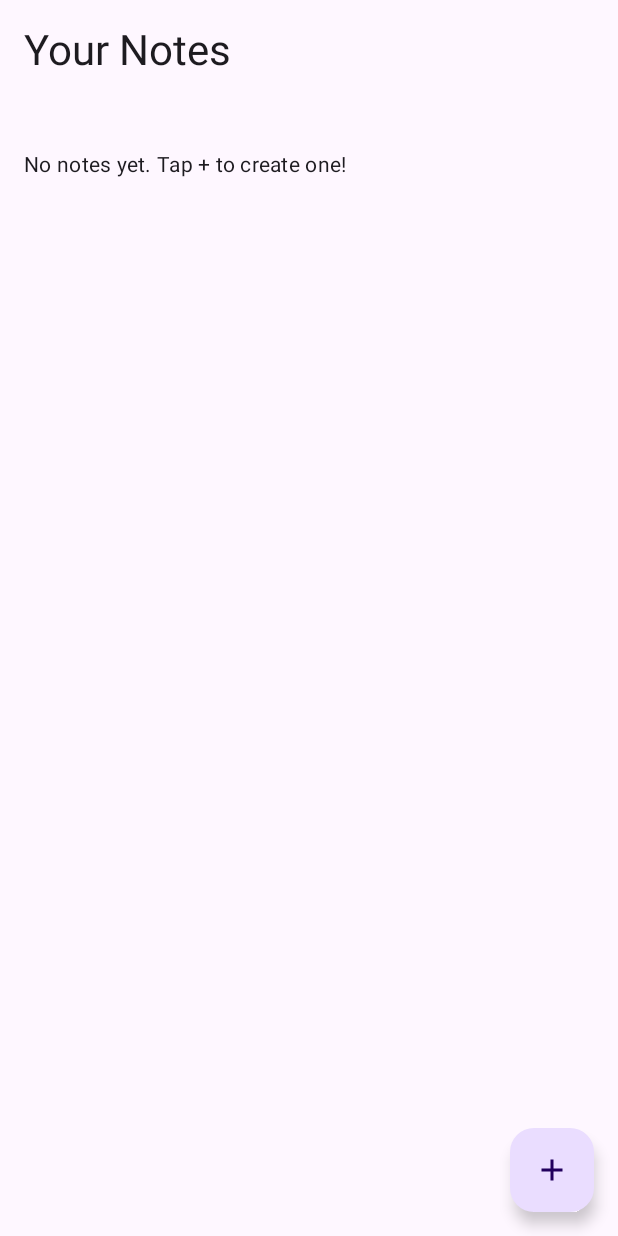
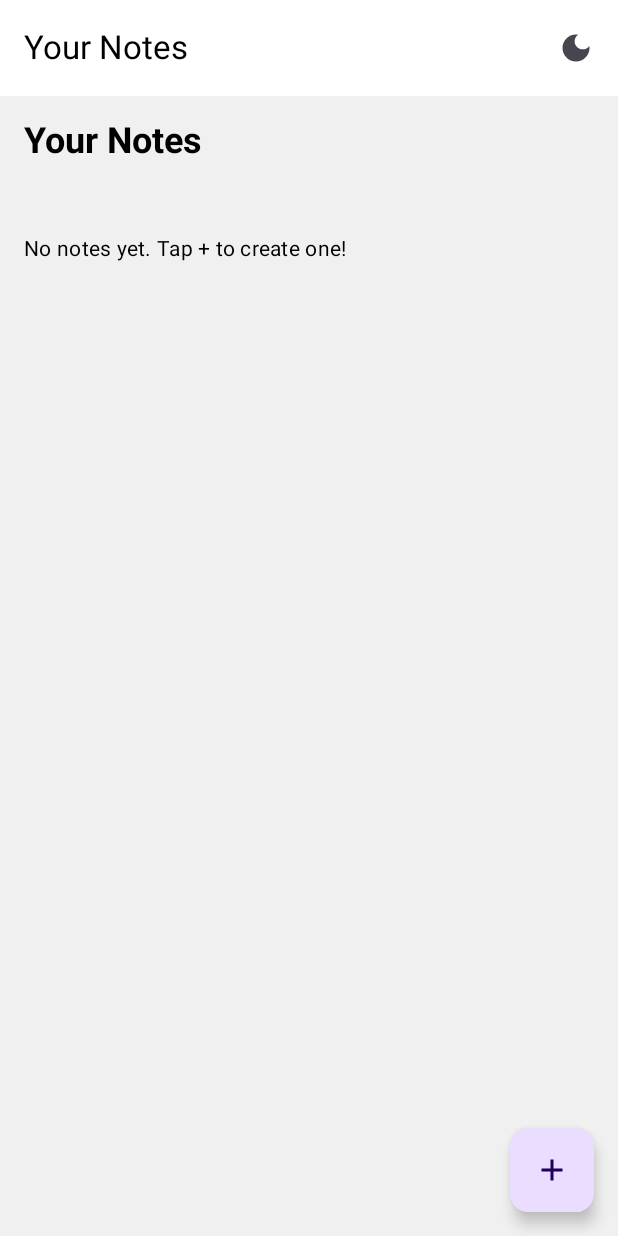
Before and after one commit to joshdsauter/simple_notes_app, an Android app built with Jetpack Compose: the screen it shows after launch (MainActivity), on a phone screen of 412 x 824 dp. Run offline under Robolectric (Android 15) with nearby library versions, the phone set to English and light mode, and no system bars; our stand-ins replace Room's generated code.

Commit message:
Add dark theme to notes home screen

```diff
--- a/app/build.gradle.kts
+++ b/app/build.gradle.kts
@@ -54,6 +54,8 @@ dependencies {
     implementation("androidx.compose.material3:material3:1.2.0")
     implementation("androidx.compose.ui:ui-tooling-preview:1.5.4")
     implementation("androidx.compose.material3:material3:1.1.0")
+    implementation(platform("androidx.compose:compose-bom:2024.05.00"))
+    implementation("androidx.compose.material:material-icons-extended")
     implementation("androidx.navigation:navigation-compose:2.7.7")
     debugImplementation("androidx.compose.ui:ui-tooling:1.5.4")
     implementation("androidx.room:room-runtime:2.6.1")
--- a/app/src/main/java/com/example/simplenotesapp/MainActivity.kt
+++ b/app/src/main/java/com/example/simplenotesapp/MainActivity.kt
@@ -4,15 +4,24 @@ import android.os.Bundle
 import androidx.activity.ComponentActivity
 import androidx.activity.compose.setContent
 import androidx.compose.runtime.Composable
+import androidx.compose.runtime.collectAsState
 import androidx.compose.ui.tooling.preview.Preview
+import androidx.lifecycle.viewmodel.compose.viewModel
 import com.example.simplenotesapp.ui.navigation.NotesAppNavHost
 import com.example.simplenotesapp.ui.screens.NotesHomeScreen
+import com.example.simplenotesapp.ui.theme.SimpleNotesAppTheme
+import com.example.simplenotesapp.viewmodel.ThemeViewModel
 
 class MainActivity : ComponentActivity() {
     override fun onCreate(savedInstanceState: Bundle?) {
         super.onCreate(savedInstanceState)
         setContent {
-            NotesAppNavHost()
+            val themeViewModel: ThemeViewModel = viewModel()
+            val isDarkMode = themeViewModel.isDarkMode.collectAsState().value
+
+            SimpleNotesAppTheme(darkTheme = isDarkMode) {
+                NotesAppNavHost(themeViewModel = themeViewModel)
+            }
         }
     }
 }
--- /dev/null
+++ b/app/src/main/java/com/example/simplenotesapp/ui/graphics/Color.kt
@@ -0,0 +1,35 @@
+package com.example.simplenotesapp.ui.graphics
+
+import androidx.compose.material3.darkColorScheme
+import androidx.compose.material3.lightColorScheme
+import androidx.compose.ui.graphics.Color
+
+// Define your custom colors
+val Blue80 = Color(0xFF3366FF)
+val Blue40 = Color(0xFF0033CC)
+val Orange80 = Color(0xFFFF6D00)
+val Orange40 = Color(0xFFCC5500)
+
+// Light color scheme
+val LightColorScheme = lightColorScheme(
+    primary = Blue80,
+    secondary = Orange80,
+    background = Color(0xFFF0F0F0),
+    surface = Color.White,
+    onPrimary = Color.White,
+    onSecondary = Color.Black,
+    onBackground = Color.Black,
+    onSurface = Color.Black
+)
+
+// Dark color scheme
+val DarkColorScheme = darkColorScheme(
+    primary = Blue40,
+    secondary = Orange40,
+    background = Color(0xFF121212),
+    surface = Color(0xFF1E1E1E),
+    onPrimary = Color.Black,
+    onSecondary = Color.White,
+    onBackground = Color.White,
+    onSurface = Color.White
+)
--- /dev/null
+++ b/app/src/main/java/com/example/simplenotesapp/ui/graphics/Shapes.kt
@@ -0,0 +1,11 @@
+package com.example.simplenotesapp.ui.graphics
+
+import androidx.compose.foundation.shape.RoundedCornerShape
+import androidx.compose.material3.Shapes
+import androidx.compose.ui.unit.dp
+
+val Shapes = Shapes(
+    small = RoundedCornerShape(4.dp),
+    medium = RoundedCornerShape(8.dp),
+    large = RoundedCornerShape(12.dp)
+)
--- /dev/null
+++ b/app/src/main/java/com/example/simplenotesapp/ui/graphics/Typography.kt
@@ -0,0 +1,26 @@
+package com.example.simplenotesapp.ui.graphics
+
+import androidx.compose.material3.Typography
+import androidx.compose.ui.text.TextStyle
+import androidx.compose.ui.text.font.FontFamily
+import androidx.compose.ui.text.font.FontWeight
+import androidx.compose.ui.unit.sp
+
+val NotesTypography = Typography(
+    bodyLarge = TextStyle(
+        fontFamily = FontFamily.Default,
+        fontWeight = FontWeight.Normal,
+        fontSize = 16.sp
+    ),
+    titleMedium = TextStyle(
+        fontFamily = FontFamily.Default,
+        fontWeight = FontWeight.Medium,
+        fontSize = 18.sp
+    ),
+    headlineMedium = TextStyle(
+        fontFamily = FontFamily.Default,
+        fontWeight = FontWeight.Bold,
+        fontSize = 24.sp
+    )
+    // add or override other styles as needed
+)
--- a/app/src/main/java/com/example/simplenotesapp/ui/navigation/NotesAppNavHost.kt
+++ b/app/src/main/java/com/example/simplenotesapp/ui/navigation/NotesAppNavHost.kt
@@ -14,9 +14,10 @@ import com.example.simplenotesapp.data.model.NotesViewModelFactory
 import com.example.simplenotesapp.ui.screens.NoteEditorScreen
 import com.example.simplenotesapp.ui.screens.NotesHomeScreen
 import com.example.simplenotesapp.viewmodel.NotesViewModel
+import com.example.simplenotesapp.viewmodel.ThemeViewModel
 
 @Composable
-fun NotesAppNavHost() {
+fun NotesAppNavHost(themeViewModel: ThemeViewModel) {
     val navController = rememberNavController()
     val viewModel: NotesViewModel =
         viewModel(factory = NotesViewModelFactory(LocalContext.current.applicationContext as Application))
@@ -27,12 +28,12 @@ fun NotesAppNavHost() {
     ) {
         composable(Screen.NotesHome.route) {
             NotesHomeScreen(
+                onNoteClick = { note ->
+                    navController.navigate("${Screen.NoteEditor.route}?id=${note.id}&title=${note.title}&content=${note.content}")
+                },
+                onAddNote = { navController.navigate(Screen.NoteEditor.route) },
                 viewModel = viewModel,
-                onAddNote = { navController.navigate("${Screen.NoteEditor.route}/-1") },
-                onNoteClick = { note ->
-                    // Navigate with an ID → editor knows to load & edit an existing note
-                    navController.navigate("${Screen.NoteEditor.route}/${note.id}")
-                }
+                themeViewModel = themeViewModel // 👈 pass this
             )
         }
 
--- a/app/src/main/java/com/example/simplenotesapp/ui/screens/NotesHomeScreen.kt
+++ b/app/src/main/java/com/example/simplenotesapp/ui/screens/NotesHomeScreen.kt
@@ -9,28 +9,52 @@ import androidx.compose.foundation.lazy.LazyColumn
 import androidx.compose.foundation.lazy.items
 import androidx.compose.material.icons.Icons
 import androidx.compose.material.icons.filled.Add
+import androidx.compose.material3.ExperimentalMaterial3Api
 import androidx.compose.material3.FloatingActionButton
 import androidx.compose.material3.Icon
+import androidx.compose.material.icons.filled.LightMode
+import androidx.compose.material.icons.filled.DarkMode
+import androidx.compose.runtime.getValue
+import androidx.compose.material3.IconButton
 import androidx.compose.material3.MaterialTheme
 import androidx.compose.material3.Scaffold
 import androidx.compose.material3.Text
+import androidx.compose.material3.TopAppBar
 import androidx.compose.runtime.Composable
+import androidx.compose.runtime.collectAsState
 import androidx.compose.ui.Modifier
 import androidx.compose.ui.unit.dp
 import androidx.lifecycle.viewmodel.compose.viewModel
 import com.example.simplenotesapp.data.model.Note
 import com.example.simplenotesapp.ui.components.NoteItem
 import com.example.simplenotesapp.viewmodel.NotesViewModel
+import com.example.simplenotesapp.viewmodel.ThemeViewModel
 
+@OptIn(ExperimentalMaterial3Api::class)
 @Composable
 fun NotesHomeScreen(
     onAddNote: () -> Unit = {},
     onNoteClick: (Note) -> Unit = {}, // 🔹 New parameter
-    viewModel: NotesViewModel = viewModel()
+    viewModel: NotesViewModel = viewModel(),
+    themeViewModel: ThemeViewModel
 ) {
     val notes = viewModel.notes // ← ViewModel state
+    val isDarkMode by themeViewModel.isDarkMode.collectAsState() // 👈 collect theme state
 
     Scaffold(
+        topBar = {
+            TopAppBar(
+                title = { Text("Your Notes") },
+                actions = {
+                    IconButton(onClick = { themeViewModel.toggleTheme() }) {
+                        Icon(
+                            imageVector = if (isDarkMode) Icons.Default.LightMode  else Icons.Default.DarkMode,
+                            contentDescription = "Toggle Theme"
+                        )
+                    }
+                }
+            )
+        },
         floatingActionButton = {
             FloatingActionButton(onClick = onAddNote) {
                 Icon(Icons.Default.Add, contentDescription = "Add")
@@ -69,7 +93,6 @@ fun NotesHomeScreen(
                 }
 
             }
-
         }
     }
 }
--- /dev/null
+++ b/app/src/main/java/com/example/simplenotesapp/ui/theme/SimpleNotesAppTheme.kt
@@ -0,0 +1,24 @@
+package com.example.simplenotesapp.ui.theme
+
+import androidx.compose.foundation.isSystemInDarkTheme
+import androidx.compose.material3.MaterialTheme
+import androidx.compose.runtime.Composable
+import com.example.simplenotesapp.ui.graphics.DarkColorScheme
+import com.example.simplenotesapp.ui.graphics.LightColorScheme
+import com.example.simplenotesapp.ui.graphics.NotesTypography
+import com.example.simplenotesapp.ui.graphics.Shapes
+
+@Composable
+fun SimpleNotesAppTheme(
+    darkTheme: Boolean = isSystemInDarkTheme(),
+    content: @Composable () -> Unit
+) {
+    val colors = if (darkTheme) DarkColorScheme else LightColorScheme
+
+    MaterialTheme(
+        colorScheme = colors,
+        typography = NotesTypography,
+        shapes = Shapes,
+        content = content
+    )
+}
--- /dev/null
+++ b/app/src/main/java/com/example/simplenotesapp/viewmodel/ThemeViewModel.kt
@@ -0,0 +1,15 @@
+package com.example.simplenotesapp.viewmodel
+
+// ThemeViewModel.kt
+import androidx.lifecycle.ViewModel
+import kotlinx.coroutines.flow.MutableStateFlow
+import kotlinx.coroutines.flow.StateFlow
+
+class ThemeViewModel : ViewModel() {
+    private val _isDarkMode = MutableStateFlow(false)
+    val isDarkMode: StateFlow<Boolean> = _isDarkMode
+
+    fun toggleTheme() {
+        _isDarkMode.value = !_isDarkMode.value
+    }
+}
```
